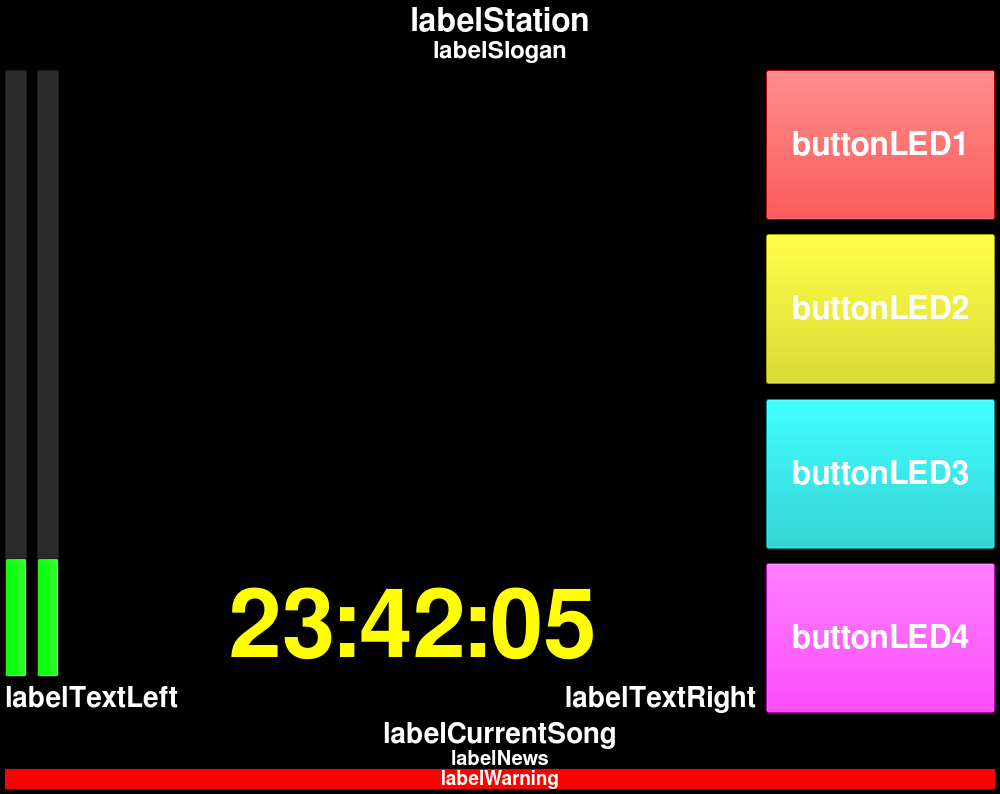
First picture: the form in mainscreen.ui, repository saschaludwig/OnAirScreen, before the edit.
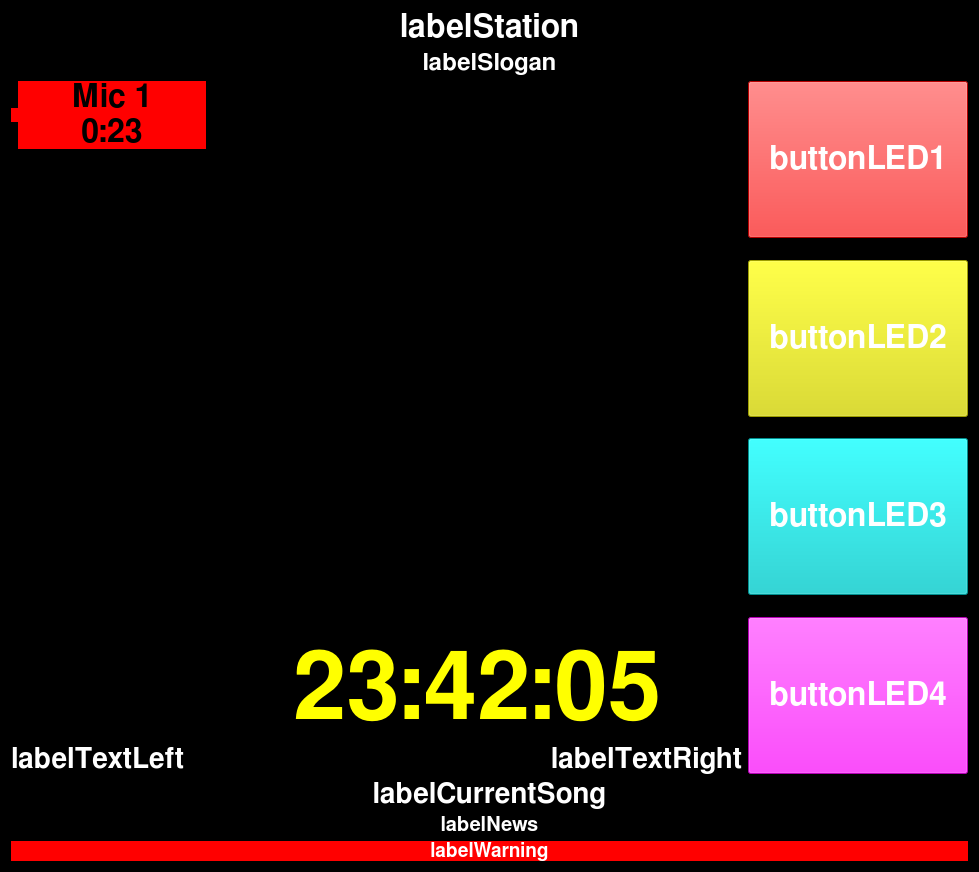
Second picture: the form after the edit. Icons and pictures are not drawn. Custom widgets are drawn as their Qt base class.

What changed in the file:
```diff
--- a/mainscreen.ui
+++ b/mainscreen.ui
@@ -12,8 +12,8 @@
    <rect>
     <x>0</x>
     <y>0</y>
-    <width>1000</width>
-    <height>794</height>
+    <width>979</width>
+    <height>872</height>
    </rect>
   </property>
   <property name="minimumSize">
@@ -92,17 +92,8 @@
   <property name="autoFillBackground">
    <bool>false</bool>
   </property>
-  <layout class="QGridLayout" name="gridLayout" rowstretch="0,1,0,0,0,0,0,0" columnstretch="2,2,2,4,2">
-   <property name="horizontalSpacing">
-    <number>10</number>
-   </property>
-   <property name="verticalSpacing">
-    <number>7</number>
-   </property>
-   <property name="margin">
-    <number>5</number>
-   </property>
-   <item row="0" column="0" colspan="5">
+  <layout class="QGridLayout" name="gridLayout">
+   <item row="0" column="0" colspan="3">
     <layout class="QVBoxLayout" name="verticalLayout_2">
      <item>
       <widget class="QLabel" name="labelStation">
@@ -240,50 +231,99 @@
      </item>
     </layout>
    </item>
-   <item row="1" column="0" rowspan="5">
-    <widget class="QProgressBar" name="progressL">
-     <property name="styleSheet">
-      <string notr="true">selection-background-color: rgb(0, 255, 0);
-background-color: rgb(42, 42, 42);</string>
+   <item row="1" column="0">
+    <widget class="QFrame" name="AirLED_1">
+     <property name="sizePolicy">
+      <sizepolicy hsizetype="Preferred" vsizetype="Maximum">
+       <horstretch>0</horstretch>
+       <verstretch>0</verstretch>
+      </sizepolicy>
      </property>
-     <property name="maximum">
-      <number>127</number>
+     <property name="maximumSize">
+      <size>
+       <width>220</width>
+       <height>16777215</height>
+      </size>
      </property>
-     <property name="value">
-      <number>24</number>
-     </property>
-     <property name="textVisible">
-      <bool>false</bool>
-     </property>
-     <property name="orientation">
-      <enum>Qt::Vertical</enum>
-     </property>
+     <layout class="QHBoxLayout" name="horizontalLayout_2">
+      <property name="spacing">
+       <number>0</number>
+      </property>
+      <property name="margin">
+       <number>0</number>
+      </property>
+      <item>
+       <widget class="QLabel" name="MicIcon_1">
+        <property name="sizePolicy">
+         <sizepolicy hsizetype="Maximum" vsizetype="Maximum">
+          <horstretch>0</horstretch>
+          <verstretch>0</verstretch>
+         </sizepolicy>
+        </property>
+        <property name="styleSheet">
+         <string notr="true">background-color: rgb(255, 0, 0);</string>
+        </property>
+        <property name="frameShadow">
+         <enum>QFrame::Plain</enum>
+        </property>
+        <property name="text">
+         <string/>
+        </property>
+        <property name="pixmap">
+         <pixmap resource="resources.qrc">:/mic_icon.png/mic_icon.png</pixmap>
+        </property>
+        <property name="scaledContents">
+         <bool>false</bool>
+        </property>
+        <property name="margin">
+         <number>3</number>
+        </property>
+       </widget>
+      </item>
+      <item>
+       <widget class="QLabel" name="AirLabel_1">
+        <property name="sizePolicy">
+         <sizepolicy hsizetype="MinimumExpanding" vsizetype="Minimum">
+          <horstretch>0</horstretch>
+          <verstretch>0</verstretch>
+         </sizepolicy>
+        </property>
+        <property name="minimumSize">
+         <size>
+          <width>140</width>
+          <height>0</height>
+         </size>
+        </property>
+        <property name="maximumSize">
+         <size>
+          <width>16777215</width>
+          <height>16777215</height>
+         </size>
+        </property>
+        <property name="font">
+         <font>
+          <family>FreeSans</family>
+          <pointsize>24</pointsize>
+          <weight>75</weight>
+          <bold>true</bold>
+         </font>
+        </property>
+        <property name="styleSheet">
+         <string notr="true">background-color: rgb(255, 0, 0);</string>
+        </property>
+        <property name="text">
+         <string>Mic 1
+0:23</string>
+        </property>
+        <property name="alignment">
+         <set>Qt::AlignCenter</set>
+        </property>
+       </widget>
+      </item>
+     </layout>
     </widget>
    </item>
-   <item row="1" column="1" rowspan="5">
-    <widget class="QProgressBar" name="progressR">
-     <property name="autoFillBackground">
-      <bool>false</bool>
-     </property>
-     <property name="styleSheet">
-      <string notr="true">selection-background-color: rgb(0, 255, 0);
-background-color: rgb(42, 42, 42);</string>
-     </property>
-     <property name="maximum">
-      <number>127</number>
-     </property>
-     <property name="value">
-      <number>24</number>
-     </property>
-     <property name="textVisible">
-      <bool>false</bool>
-     </property>
-     <property name="orientation">
-      <enum>Qt::Vertical</enum>
-     </property>
-    </widget>
-   </item>
-   <item row="1" column="2" rowspan="5" colspan="2">
+   <item row="1" column="1" rowspan="2">
     <layout class="QVBoxLayout" name="verticalLayout_3">
      <item>
       <widget class="ClockWidget" name="clockWidget">
@@ -324,10 +364,10 @@
      </item>
     </layout>
    </item>
-   <item row="1" column="4" rowspan="6">
+   <item row="1" column="2" rowspan="3">
     <layout class="QVBoxLayout" name="verticalLayout" stretch="10,1,10,1,10,1,10">
      <property name="spacing">
-      <number>-1</number>
+      <number>6</number>
      </property>
      <item>
       <widget class="QPushButton" name="buttonLED1">
@@ -533,7 +573,20 @@
      </item>
     </layout>
    </item>
-   <item row="6" column="0" colspan="4">
+   <item row="2" column="0">
+    <spacer name="verticalSpacer_4">
+     <property name="orientation">
+      <enum>Qt::Vertical</enum>
+     </property>
+     <property name="sizeHint" stdset="0">
+      <size>
+       <width>20</width>
+       <height>40</height>
+      </size>
+     </property>
+    </spacer>
+   </item>
+   <item row="3" column="0" colspan="2">
     <layout class="QHBoxLayout" name="horizontalLayout">
      <item>
       <widget class="QLabel" name="labelTextLeft">
@@ -576,7 +629,7 @@
      </item>
     </layout>
    </item>
-   <item row="7" column="0" colspan="5">
+   <item row="4" column="0" colspan="3">
     <layout class="QVBoxLayout" name="LayoutBottom">
      <item>
       <widget class="QLabel" name="labelCurrentSong">
```
Left out of the diff: 6 changed lines with no effect on the pictures.
